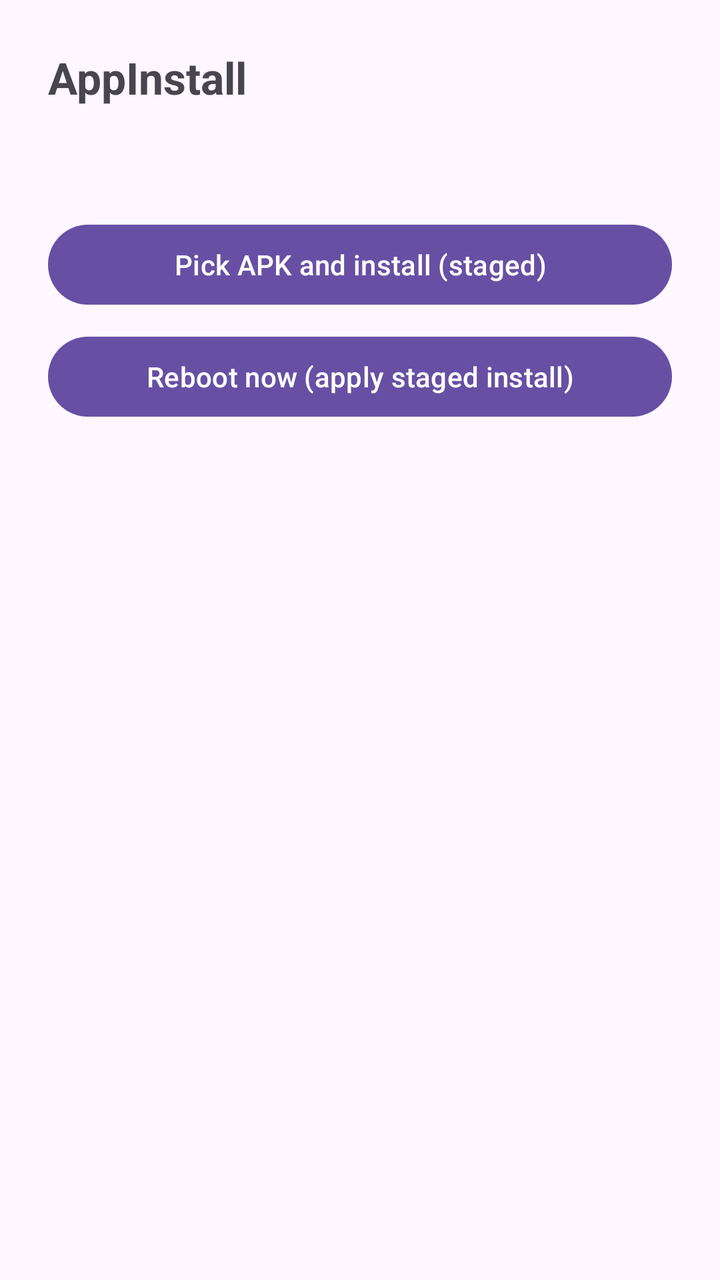
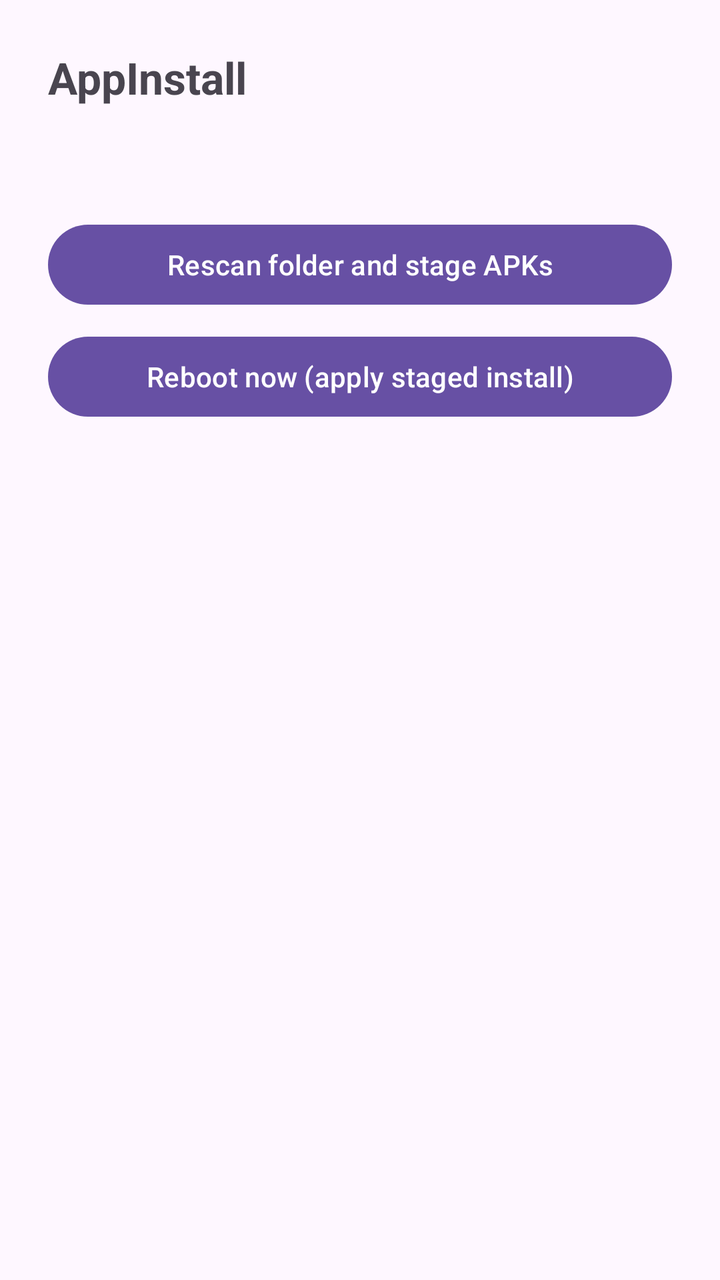

Compare the two renders of this Android layout. The source of the first and the diff that turns it into the second are given below.
<!-- AndroidManifest.xml: application theme Theme.AppInstall -->
<!-- res/layout/activity_install.xml -->
<?xml version="1.0" encoding="utf-8"?>
<LinearLayout xmlns:android="http://schemas.android.com/apk/res/android"
    android:layout_width="match_parent"
    android:layout_height="match_parent"
    android:orientation="vertical"
    android:padding="24dp">

    <TextView
        android:layout_width="wrap_content"
        android:layout_height="wrap_content"
        android:text="@string/app_name"
        android:textSize="22sp"
        android:textStyle="bold" />

    <TextView
        android:id="@+id/statusText"
        android:layout_width="match_parent"
        android:layout_height="wrap_content"
        android:layout_marginTop="12dp"
        android:textSize="14sp" />

    <Button
        android:id="@+id/pickButton"
        android:layout_width="match_parent"
        android:layout_height="wrap_content"
        android:layout_marginTop="24dp"
        android:text="@string/pick_apk" />

    <Button
        android:id="@+id/rebootButton"
        android:layout_width="match_parent"
        android:layout_height="wrap_content"
        android:layout_marginTop="8dp"
        android:text="@string/reboot_now" />

    <ScrollView
        android:layout_width="match_parent"
        android:layout_height="0dp"
        android:layout_weight="1"
        android:layout_marginTop="24dp">

        <TextView
            android:id="@+id/logText"
            android:layout_width="match_parent"
            android:layout_height="wrap_content"
            android:fontFamily="monospace"
            android:textSize="12sp" />
    </ScrollView>
</LinearLayout>
<!-- resources referenced by this layout -->
<resources>
  <string name="app_name">AppInstall</string>
  <string name="pick_apk">Pick APK and install (staged)</string>
  <string name="reboot_now">Reboot now (apply staged install)</string>
  <style name="Theme.AppInstall" parent="Theme.Material3.DayNight.NoActionBar" />
</resources>

<!-- the commit's change to res/layout/activity_install.xml (unified diff, before → after) -->
@@ -20,11 +20,11 @@
         android:textSize="14sp" />
 
     <Button
-        android:id="@+id/pickButton"
+        android:id="@+id/rescanButton"
         android:layout_width="match_parent"
         android:layout_height="wrap_content"
         android:layout_marginTop="24dp"
-        android:text="@string/pick_apk" />
+        android:text="@string/rescan_stage" />
 
     <Button
         android:id="@+id/rebootButton"
<!-- resource entries referenced after the edit -->
@@ -1,8 +1,8 @@
 <!-- resources referenced by this layout -->
 <resources>
   <string name="app_name">AppInstall</string>
-  <string name="pick_apk">Pick APK and install (staged)</string>
   <string name="reboot_now">Reboot now (apply staged install)</string>
+  <string name="rescan_stage">Rescan folder and stage APKs</string>
   <style name="Theme.AppInstall" parent="Theme.Material3.DayNight.NoActionBar" />
 </resources>
 
